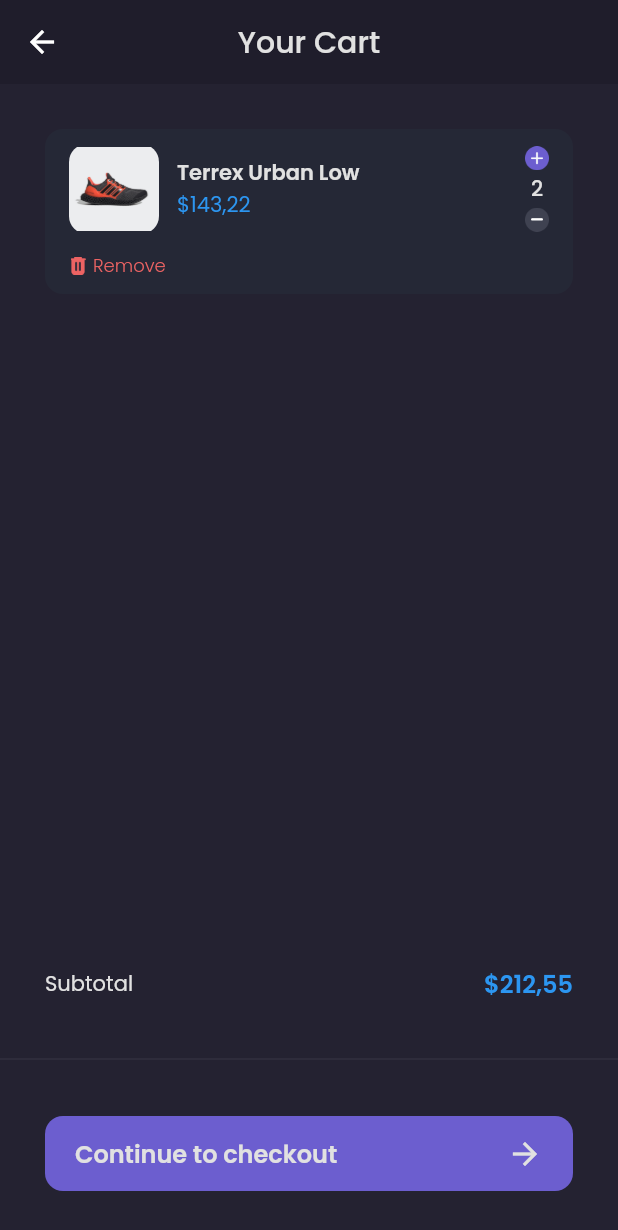
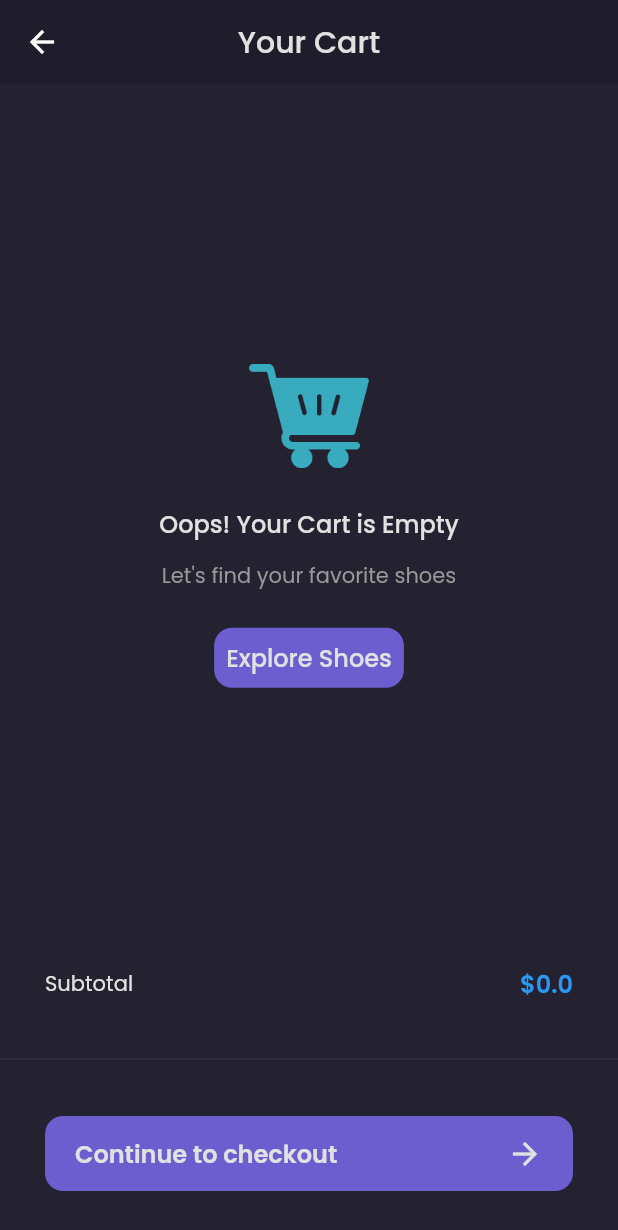
Before and after one commit to ahmadm712/Ecommerce-shamo, a Flutter app: the CartPage screen opened by its route, on a phone screen of 412 x 824 dp. Shown: the top 1230 px of the screen. Run offline on Flutter 3.47's test engine with Material 2 defaults, Android fonts, the phone set to English and light mode, and no system bars; our stand-ins replace google_fonts; accounts and stored records are empty; network calls fail.

Commit message:
menambahkan fungsi cart provider dan mengimplmentasi kan nya di halamna

```diff
--- a/ecommerce_shamo/lib/main.dart
+++ b/ecommerce_shamo/lib/main.dart
@@ -9,6 +9,7 @@
 import 'package:ecommerce_shamo/pages/sign_up_page.dart';
 import 'package:ecommerce_shamo/pages/splash_page.dart';
 import 'package:ecommerce_shamo/provider/auth_provider.dart';
+import 'package:ecommerce_shamo/provider/cart_provider.dart';
 import 'package:ecommerce_shamo/provider/products_provider.dart';
 import 'package:ecommerce_shamo/provider/wishlist_provider.dart';
 
@@ -28,6 +29,7 @@
         ChangeNotifierProvider(create: (_) => AuthProvider()),
         ChangeNotifierProvider(create: (_) => ProductProvider()),
         ChangeNotifierProvider(create: (_) => WishListProvider()),
+        ChangeNotifierProvider(create: (_) => CartProvider()),
       ],
       child: MaterialApp(
         debugShowCheckedModeBanner: false,
--- /dev/null
+++ b/ecommerce_shamo/lib/models/cart_model.dart
@@ -0,0 +1,30 @@
+import 'package:ecommerce_shamo/models/products_model.dart';
+
+class CartModel {
+  int id;
+  ProductsModel product;
+  int quantity;
+  CartModel({
+    this.id,
+    this.product,
+    this.quantity,
+  });
+
+  CartModel.fromjson(Map<String, dynamic> json) {
+    id = json['id'];
+    product = ProductsModel.fromJson(json['product']);
+    quantity = json['quantity'];
+  }
+
+  Map<String, dynamic> toJson() {
+    return {
+      'id': id,
+      'product': product,
+      'quantity': quantity,
+    };
+  }
+
+  double getTotalPrice() {
+    return product.price * quantity;
+  }
+}
--- a/ecommerce_shamo/lib/pages/cart_pages.dart
+++ b/ecommerce_shamo/lib/pages/cart_pages.dart
@@ -1,12 +1,16 @@
+import 'package:ecommerce_shamo/provider/cart_provider.dart';
 import 'package:ecommerce_shamo/style/style.dart';
 import 'package:ecommerce_shamo/widgets/cart_card.dart';
 import 'package:flutter/material.dart';
+import 'package:provider/provider.dart';
 
 class CartPage extends StatelessWidget {
   CartPage({Key key}) : super(key: key);
 
   @override
   Widget build(BuildContext context) {
+    CartProvider cartProvider = Provider.of<CartProvider>(context);
+
     Widget header() {
       return AppBar(
         backgroundColor: colorBg1,
@@ -22,9 +26,7 @@
     Widget content() {
       return ListView(
         padding: EdgeInsets.symmetric(horizontal: defaultMargin),
-        children: [
-          CartCard(),
-        ],
+        children: cartProvider.carts.map((cart) => CartCard(cart)).toList(),
       );
     }
 
@@ -43,7 +45,7 @@
                     style: primaryTextStyle,
                   ),
                   Text(
-                    '\$212,55',
+                    '\$${cartProvider.totalPrice()}',
                     style: priceTextStyle.copyWith(
                         fontSize: 16, fontWeight: semibold),
                   ),
@@ -152,7 +154,7 @@
     return Scaffold(
       backgroundColor: colorBg3,
       appBar: header(),
-      body: content(),
+      body: cartProvider.carts.length == 0 ? emptyCart() : content(),
       bottomNavigationBar: customBottomNav(),
     );
   }
--- a/ecommerce_shamo/lib/widgets/cart_card.dart
+++ b/ecommerce_shamo/lib/widgets/cart_card.dart
@@ -1,11 +1,17 @@
+import 'package:ecommerce_shamo/models/cart_model.dart';
+import 'package:ecommerce_shamo/models/products_model.dart';
+import 'package:ecommerce_shamo/provider/cart_provider.dart';
 import 'package:ecommerce_shamo/style/style.dart';
 import 'package:flutter/material.dart';
+import 'package:provider/provider.dart';
 
 class CartCard extends StatelessWidget {
-  CartCard({Key key}) : super(key: key);
+  CartModel cart;
+  CartCard(this.cart);
 
   @override
   Widget build(BuildContext context) {
+    CartProvider cartProvider = Provider.of<CartProvider>(context);
     return Container(
       margin: EdgeInsets.only(top: defaultMargin),
       decoration: BoxDecoration(
@@ -23,7 +29,7 @@
                 decoration: BoxDecoration(
                   borderRadius: BorderRadius.circular(12),
                   image: DecorationImage(
-                    image: AssetImage('assets/image_shoes.png'),
+                    image: NetworkImage(cart.product.galleries.first.url),
                   ),
                 ),
               ),
@@ -35,11 +41,11 @@
                   crossAxisAlignment: CrossAxisAlignment.start,
                   children: [
                     Text(
-                      'Terrex Urban Low',
+                      cart.product.name,
                       style: primaryTextStyle.copyWith(fontWeight: semibold),
                     ),
                     Text(
-                      '\$143,22',
+                      '\$${cart.product.price}',
                       style: priceTextStyle,
                     )
                   ],
@@ -47,16 +53,21 @@
               ),
               Column(
                 children: [
-                  Image.asset(
+                  GestureDetector(
+                    onTap: () {
+                      cartProvider.addQuantity(cart.id);
+                    },
+                    child: Image.asset(
                       'assets/button_add.png',
                       height: 16,
                       width: 16,
+                    ),
                   ),
                   SizedBox(
                     height: 2,
                   ),
                   Text(
-                    '2',
+                    cart.quantity.toString(),
                     style: primaryTextStyle.copyWith(
                       fontWeight: medium,
                     ),
@@ -64,10 +75,15 @@
                   SizedBox(
                     height: 2,
                   ),
-                  Image.asset(
+                  GestureDetector(
+                    onTap: () {
+                      cartProvider.reduceQuantity(cart.id);
+                    },
+                    child: Image.asset(
                       'assets/button_min.png',
                       height: 16,
                       width: 16,
+                    ),
                   ),
                 ],
               )
@@ -76,7 +92,9 @@
           SizedBox(
             height: 12,
           ),
-          Row(
+          GestureDetector(
+            onTap: () => cartProvider.removeCart(cart.id),
+            child: Row(
               children: [
                 Image.asset(
                   'assets/icon_remove.png',
@@ -88,9 +106,11 @@
                 ),
                 Text(
                   'Remove',
-                style: alertTextStyle.copyWith(fontSize: 12, fontWeight: light),
+                  style:
+                      alertTextStyle.copyWith(fontSize: 12, fontWeight: light),
                 )
               ],
+            ),
           )
         ],
       ),
```
Also changed, not shown: ecommerce_shamo/lib/pages/product_page.dart (+85 -1 lines), ecommerce_shamo/lib/provider/cart_provider.dart (added, +77 -0 lines). Lines whose indentation alone changed are shown as unchanged.
